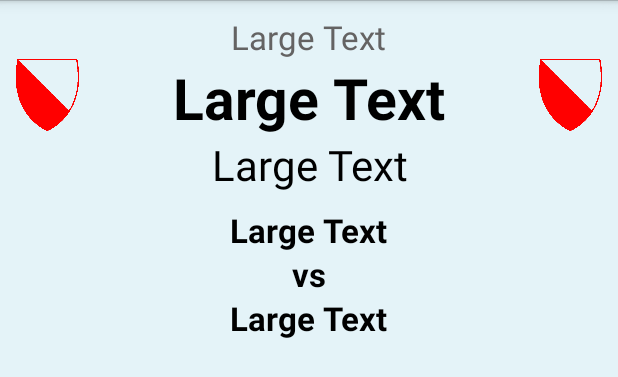
After one commit to IlliaVl/Test, an Android app: the layout fragment_event.xml on its own in the app's theme, with its tools: preview values and no code run, on a phone screen of 412 x 824 dp. The commit adds this screen. Shown: the top 377 px of the screen. Run offline under Robolectric (Android 15) with nearby library versions, the phone set to English and light mode, and no system bars.

Commit message:
Event details fragment

```diff
--- /dev/null
+++ b/Ateamo/app/src/main/res/layout/fragment_event.xml
@@ -0,0 +1,105 @@
+<LinearLayout xmlns:android="http://schemas.android.com/apk/res/android"
+    xmlns:tools="http://schemas.android.com/tools"
+    android:orientation="vertical"
+    android:layout_width="match_parent"
+    android:layout_height="match_parent"
+    tools:context="com.ateamo.UI.EventFragment">
+
+    <!-- TODO: Update blank fragment layout -->
+
+    <RelativeLayout
+        android:orientation="horizontal"
+        android:layout_width="match_parent"
+        android:layout_height="fill_parent"
+        android:layout_gravity="center_horizontal"
+        android:paddingTop="10dp"
+        android:background="#ffe4f3f8">
+
+        <ImageView
+            android:layout_width="43dp"
+            android:layout_height="48dp"
+            android:id="@+id/homeBadgeImageView"
+            android:src="@drawable/badge_left_mask"
+            android:layout_below="@+id/eventDateTextView"
+            android:layout_alignParentLeft="true"
+            android:layout_alignParentStart="true"
+            android:layout_marginLeft="10dp" />
+
+        <TextView
+            android:layout_width="wrap_content"
+            android:layout_height="wrap_content"
+            android:textAppearance="?android:attr/textAppearanceLarge"
+            android:text="Large Text"
+            android:id="@+id/eventTimeTextView"
+            android:layout_alignTop="@+id/visitorBadgeImageView"
+            android:layout_centerHorizontal="true"
+            android:textStyle="bold"
+            android:textSize="38dp" />
+
+        <ImageView
+            android:layout_width="43dp"
+            android:layout_height="48dp"
+            android:id="@+id/visitorBadgeImageView"
+            android:src="@drawable/badge_left_mask"
+            android:layout_below="@+id/eventDateTextView"
+            android:layout_alignParentRight="true"
+            android:layout_alignParentEnd="true"
+            android:layout_marginRight="10dp" />
+
+        <LinearLayout
+            android:orientation="vertical"
+            android:layout_width="fill_parent"
+            android:layout_height="wrap_content"
+            android:layout_below="@+id/homeBadgeImageView"
+            android:layout_centerHorizontal="true"
+            android:gravity="center_horizontal">
+
+            <TextView
+                android:layout_width="wrap_content"
+                android:layout_height="wrap_content"
+                android:textAppearance="?android:attr/textAppearanceLarge"
+                android:text="Large Text"
+                android:id="@+id/locationEventTextView"
+                android:paddingTop="3dp"
+                android:paddingBottom="10dp"
+                android:textSize="28dp"
+                android:textAlignment="center"
+                android:gravity="center" />
+
+            <TextView
+                android:layout_width="wrap_content"
+                android:layout_height="wrap_content"
+                android:textAppearance="?android:attr/textAppearanceLarge"
+                android:text="Large Text"
+                android:id="@+id/homeNameTextView"
+                android:textStyle="bold" />
+
+            <TextView
+                android:layout_width="wrap_content"
+                android:layout_height="wrap_content"
+                android:textAppearance="?android:attr/textAppearanceLarge"
+                android:text="vs"
+                android:id="@+id/textView11"
+                android:textStyle="bold" />
+
+            <TextView
+                android:layout_width="wrap_content"
+                android:layout_height="wrap_content"
+                android:textAppearance="?android:attr/textAppearanceLarge"
+                android:text="Large Text"
+                android:id="@+id/visitorNameTextView"
+                android:textStyle="bold" />
+        </LinearLayout>
+
+        <TextView
+            android:layout_width="wrap_content"
+            android:layout_height="wrap_content"
+            android:textAppearance="?android:attr/textAppearanceLarge"
+            android:text="Large Text"
+            android:id="@+id/eventDateTextView"
+            android:layout_alignParentTop="true"
+            android:layout_centerHorizontal="true"
+            android:textColor="#646363" />
+
+    </RelativeLayout>
+</LinearLayout>
```
Also changed, not shown: Ateamo/app/src/main/java/com/ateamo/UI/EventFragment.java (added, +121 -0 lines), Ateamo/app/src/main/java/com/ateamo/UI/MainActivity.java (+22 -1 lines), Ateamo/app/src/main/java/com/ateamo/UI/ScheduleFragment.java (+33 -47 lines).
